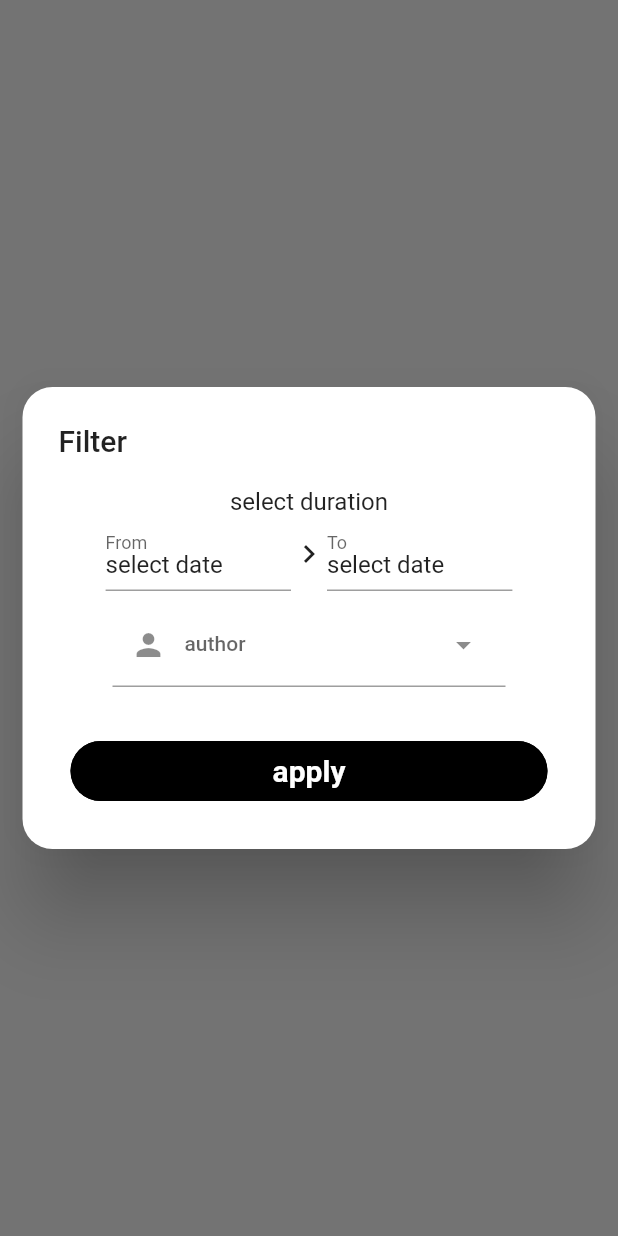
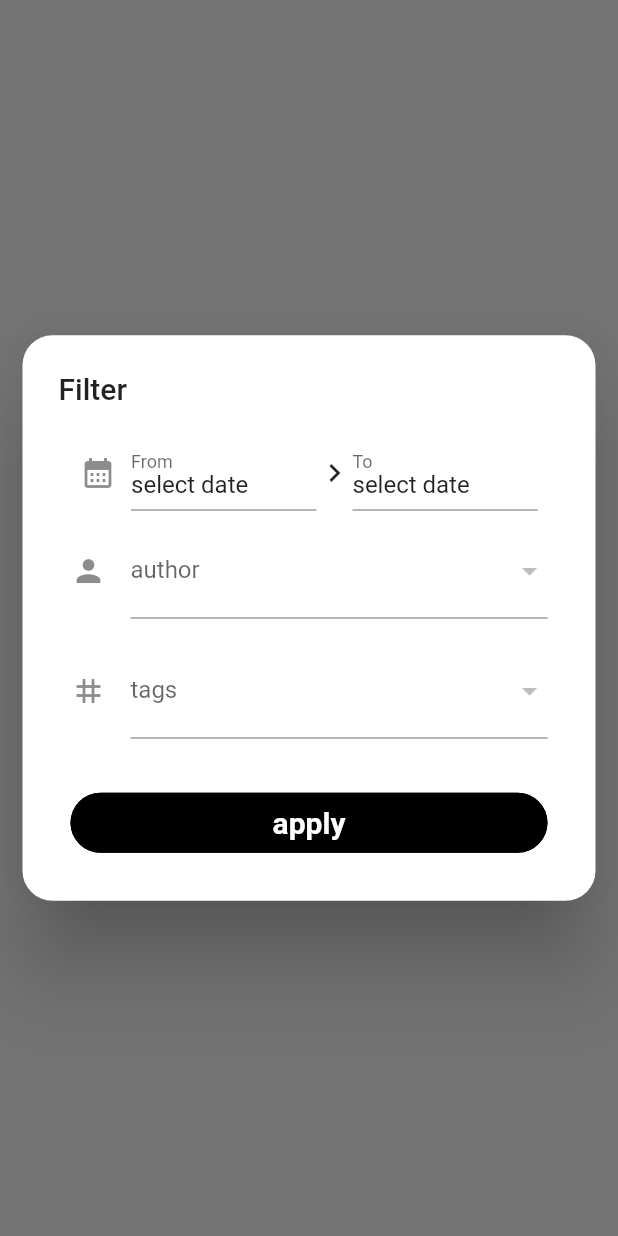
Before and after one commit to zeel6203/Daily-Quoter---a-flutter-based-quote-app-, a Flutter app: what openfilterdialogue() shows on an empty page, opened directly, on a phone screen of 412 x 824 dp. Run offline on Flutter 3.47's test engine with Material 2 defaults, Android fonts, the light colour scheme and no system bars; our stand-ins replace bloc, dio, flutter_bloc, google_fonts, pretty_dio_logger, sqflite; accounts and stored records are empty; network calls fail.

Commit message:
app completed

```diff
--- a/lib/logic/sqlite/databasehelper.dart
+++ b/lib/logic/sqlite/databasehelper.dart
@@ -100,7 +100,9 @@ class DatabaseHelper {
         }
         else {
           print("🟨🟩");
-          finalresultlist.add(item);
+          if (item.author.contains(author) && item.tags.toString().contains(tag)) {
+            finalresultlist.add(item);
+          }
         }
       }else if (item.content.toLowerCase().contains(texttofind.toLowerCase()) ||
           item.author.toLowerCase().contains(texttofind.toLowerCase()) ||
--- a/lib/presentation/screen/savedlist.dart
+++ b/lib/presentation/screen/savedlist.dart
@@ -95,9 +95,10 @@ class _savedlistState extends State<savedlist> {
 
                       return savedquotelist(state, context);
                     } else if (state is Empty) {
-                      return ListView(
-                        shrinkWrap: false,
-                        children: [Center(
+                      return ListView(shrinkWrap: false, children: [
+                        SizedBox(
+                          height:MediaQuery.of(context).size.height/4,
+                          child: Center(
                               child: Center(
                             child: Container(
                               width: 250,
@@ -113,8 +114,9 @@ class _savedlistState extends State<savedlist> {
                                 ),
                               )),
                             ),
-                        )),]
-                      );
+                          )),
+                        ),
+                      ]);
                     } else {
                       return Text("error ");
                     }
@@ -348,8 +350,8 @@ String gettextfromdate(DateTime? date) {
 Future openfilterdialogue(BuildContext context) {
   final startdatecontroller = TextEditingController();
   final enddatecontroller = TextEditingController();
-  startdatecontroller.text=gettextfromdate(startdate);
-  enddatecontroller.text=gettextfromdate(enddate);
+  startdatecontroller.text = gettextfromdate(startdate);
+  enddatecontroller.text = gettextfromdate(enddate);
 
   return showDialog(
       context: context,
@@ -362,7 +364,8 @@ Future openfilterdialogue(BuildContext context) {
                 borderRadius: BorderRadiusDirectional.circular(20)),
             title: Text("Filter"),
             backgroundColor: Colors.white,
-            content: Column(
+            content: SingleChildScrollView(
+              child: Column(
                 mainAxisSize: MainAxisSize.min,
                 children: [
                   // DropdownButton(
@@ -373,12 +376,15 @@ Future openfilterdialogue(BuildContext context) {
                   //   }).toList(),
                   //   onChanged: (value) {},
                   // ),
-                Center(
-                  child: Text("select duration"),
-                ),
+
                   Row(
                     mainAxisAlignment: MainAxisAlignment.center,
                     children: [
+                      Padding(
+                        padding: const EdgeInsets.only(right: 10.0),
+                        child: Icon(Icons.calendar_month,color: Colors.black45,),
+                      ),
+
                       Container(
                           width: MediaQuery.of(context).size.width * 0.3,
                           height: 50,
@@ -388,8 +394,8 @@ Future openfilterdialogue(BuildContext context) {
                           child: TextField(
                             decoration: InputDecoration(label: Text("From")),
                             readOnly: true,
-                          onTap: () => startdatepicker(
-                              context, startdatecontroller),
+                            onTap: () =>
+                                startdatepicker(context, startdatecontroller),
                             controller: startdatecontroller,
                           )),
                       Icon(Icons.navigate_next),
@@ -401,40 +407,60 @@ Future openfilterdialogue(BuildContext context) {
                               borderRadius: BorderRadius.circular(20)),
                           child: TextField(
                             decoration: InputDecoration(label: Text("To")),
-
-
                             readOnly: true,
-                          onTap: () =>
-                              enddatepicker(context,dialogcontext ,enddatecontroller),
+                            onTap: () => enddatepicker(
+                                context, dialogcontext, enddatecontroller),
                             controller: enddatecontroller,
                           )),
                     ],
                   ),
+
                   Padding(
                     padding: const EdgeInsets.all(8.0),
                     child: Container(
-                    // width: MediaQuery.of(context).size.width - 20,
-                    child: DropdownMenu(
+                      child: DropdownButtonFormField(
 
-                      enableSearch: false,
-                        enableFilter: false,
-                        width: MediaQuery.of(context).size.width - 150,
-                        label: Text("author"),
-                        leadingIcon: Icon(Icons.person),
-                        inputDecorationTheme: InputDecorationTheme(),
-                        initialSelection: authorselected,
-                        onSelected: (value) {
-                          authorselected = value;
+                        decoration: InputDecoration(label: Text("author"),icon: Icon(Icons.person)),
+                        // icon: Icon(Icons.person),
+                        items: authorlist
+                            .map((item) => DropdownMenuItem(
+                                  child: Text(item),
+                                  value: item,
+                                ))
+                            .toList(),
+                        value: authorselected,
 
-                          // BlocProvider.of<SavedquotecubitCubit>(context)
-                          //     .fetchfromdb(texttofind: value);
+                        onChanged: (value) {
+                          print("🟥🟥🟥🟥🟥$value");
+                          authorselected=value.toString();
+                          // tagselected = value.toString();
                         },
-                        dropdownMenuEntries: authorlist.map((item) {
-                          return DropdownMenuEntry(value: item, label: item);
-                        }).toList()),
                       ),
                     ),
-                // DropdownButton(items: authorlist.map((item) => DropdownMenuItem(child: )), onChanged: onChanged)
+                  ),
+                  Padding(
+                    padding: const EdgeInsets.all(8.0),
+                    child: Container(
+                      child: DropdownButtonFormField(
+
+                        decoration: InputDecoration(label: Text("tags"),icon: Icon(Icons.tag)),
+                        // icon: Icon(Icons.person),
+                        items: tagslist
+                            .map((item) => DropdownMenuItem(
+                                  child: Text(item),
+                                  value: item,
+                                ))
+                            .toList(),
+                        value: tagselected,
+
+                        onChanged: (value) {
+                          print("🟥🟥🟥🟥🟥$value");
+                          // authorselected=value.toString();
+                          tagselected = value.toString();
+                        },
+                      ),
+                    ),
+                  ),
                   // DropdownMenu(
                   //     width: MediaQuery.of(context).size.width - 150,
                   //     label: Text("tags"),
@@ -471,8 +497,15 @@ Future openfilterdialogue(BuildContext context) {
                             borderRadius: BorderRadius.circular(20),
                           ),
                           child: TextButton(
-                          onPressed: () { BlocProvider.of<SavedquotecubitCubit>(context).fetchfromdb(start: startdate,end: enddate,author:authorselected,tag:tagselected);
-                            Navigator.pop(dialogcontext);},
+                            onPressed: () {
+                              BlocProvider.of<SavedquotecubitCubit>(context)
+                                  .fetchfromdb(
+                                      start: startdate,
+                                      end: enddate,
+                                      author: authorselected,
+                                      tag: tagselected);
+                              Navigator.pop(dialogcontext);
+                            },
                             child: Center(
                               child: Text(
                                 "apply",
@@ -490,6 +523,7 @@ Future openfilterdialogue(BuildContext context) {
                 ],
               ),
             ),
+          ),
         );
       });
 }
@@ -497,6 +531,7 @@ Future openfilterdialogue(BuildContext context) {
 Future startdatepicker(BuildContext context, controller) async {
   final initialadate = DateTime.now();
   final newdate = await showDatePicker(
+
       context: context,
       initialDate: DateTime.now(),
       firstDate: DateTime(DateTime.now().year - 5),
@@ -506,10 +541,9 @@ Future startdatepicker(BuildContext context, controller) async {
   }
   startdate = newdate;
   controller.text = gettextfromdate(newdate);
-
 }
 
-Future enddatepicker(BuildContext context,dialogcontext, controller) async {
+Future enddatepicker(BuildContext context, dialogcontext, controller) async {
   final initialadate = DateTime.now();
   final newdate = await showDatePicker(
       context: context,
@@ -520,13 +554,13 @@ Future enddatepicker(BuildContext context,dialogcontext, controller) async {
   if (newdate == null) {
     return;
   }
-  if(newdate.isBefore(startdate!) && startdate!=null){
-    ScaffoldMessenger.of(dialogcontext).showSnackBar(SnackBar(content: Text("please provide valid range !!")));
+  if (newdate.isBefore(startdate!) && startdate != null) {
+    ScaffoldMessenger.of(dialogcontext)
+        .showSnackBar(SnackBar(content: Text("please provide valid range !!")));
     Navigator.of(dialogcontext).pop();
   }
   enddate = newdate;
   controller.text = gettextfromdate(newdate);
-
 }
 
 Future openupdatedialogue(BuildContext context, datamodel quote) {
@@ -574,16 +608,19 @@ Future openupdatedialogue(BuildContext context, datamodel quote) {
                   child: TextButton(
                     onPressed: () async {
                       //todo: update
-                      if(quotecontroller.text.length<1 || authorcontroller.text.length<1){
-                        ScaffoldMessenger.of(context).showSnackBar(SnackBar(content: Text("unable to save because value is empty")));
+                      if (quotecontroller.text.length < 1 ||
+                          authorcontroller.text.length < 1) {
+                        ScaffoldMessenger.of(context).showSnackBar(SnackBar(
+                            content:
+                                Text("unable to save because value is empty")));
                         Navigator.of(context).pop();
-
-      }else{
+                      } else {
                         quote.content = quotecontroller.text;
                         quote.author = authorcontroller.text;
                         BlocProvider.of<SavedquotecubitCubit>(context)
                             .update(quote);
-                      Navigator.of(context).pop();}
+                        Navigator.of(context).pop();
+                      }
                       // return;
                     },
                     child: Container(
```
Also changed, not shown: lib/presentation/screen/homescreen.dart (+12 -1 lines), 22 other files. Lines whose indentation alone changed are shown as unchanged.
